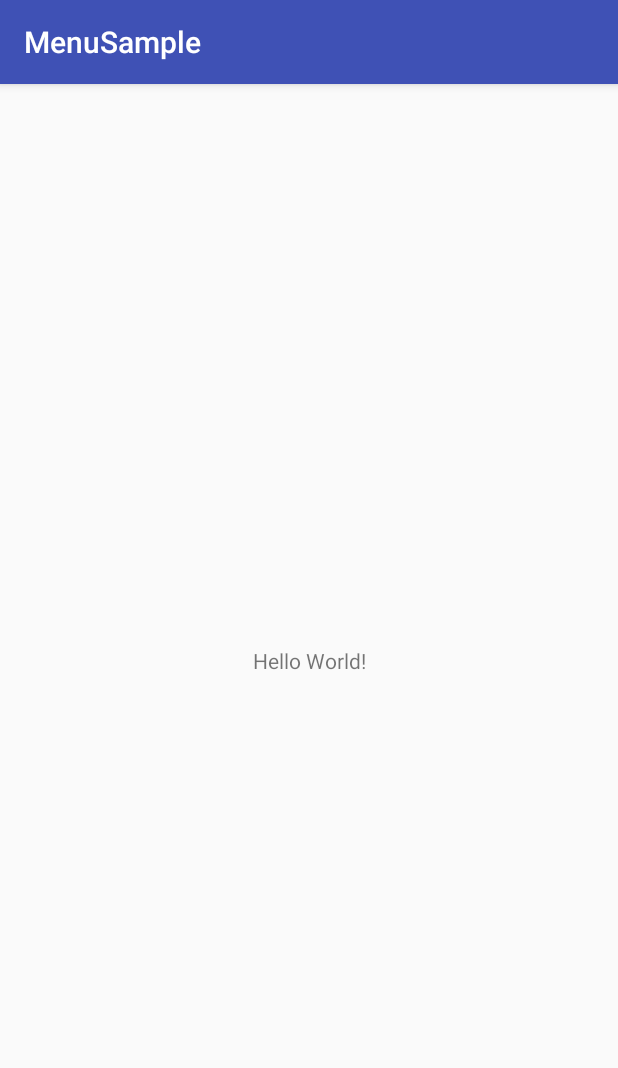
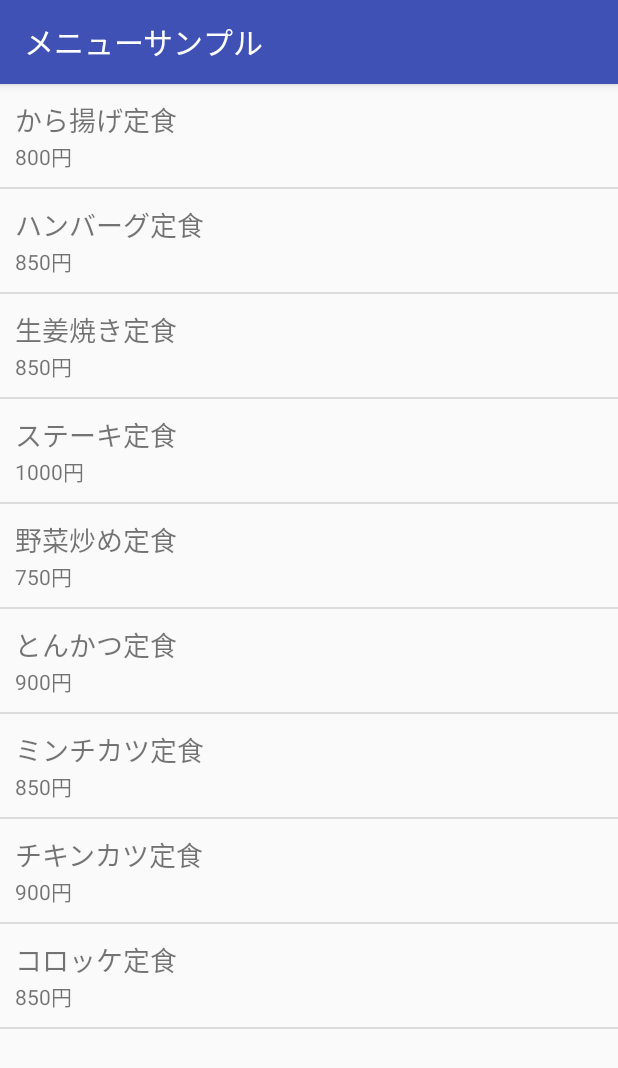
Before and after one commit to hotmix/MenuSample, an Android app: the screen it shows after launch (MenuListActivity), on a phone screen of 412 x 824 dp. Shown: the top 1068 px of the screen. Run offline under Robolectric (Android 15) with nearby library versions, the phone set to English and light mode, and no system bars.

Commit message:
add MenuList

```diff
--- a/src/main/AndroidManifest.xml
+++ b/src/main/AndroidManifest.xml
@@ -16,6 +16,7 @@
                 <category android:name="android.intent.category.LAUNCHER" />
             </intent-filter>
         </activity>
+        <activity android:name=".MenuThanksActivity"></activity>
     </application>
 
 </manifest>
--- a/src/main/java/jp/hotmix/menusample/MenuListActivity.java
+++ b/src/main/java/jp/hotmix/menusample/MenuListActivity.java
@@ -1,13 +1,118 @@
 package jp.hotmix.menusample;
 
+import android.content.Intent;
 import android.support.v7.app.AppCompatActivity;
 import android.os.Bundle;
+import android.view.View;
+import android.widget.AdapterView;
+import android.widget.ListView;
+import android.widget.SimpleAdapter;
+
+import java.util.ArrayList;
+import java.util.HashMap;
+import java.util.List;
+import java.util.Map;
 
 public class MenuListActivity extends AppCompatActivity {
+
+    private ListView _lvMenu;
+    private List<Map<String, Object>> _menuList;
+    private static final String[] FROM = {"name", "price"};
+    private static final int[] TO = {R.id.tvMenuName, R.id.tvMenuPrice};
 
     @Override
     protected void onCreate(Bundle savedInstanceState) {
         super.onCreate(savedInstanceState);
         setContentView(R.layout.activity_menu_list);
+
+        _lvMenu = findViewById(R.id.lvMenu);
+        _menuList = createTeishokuList();
+
+        SimpleAdapter adapter = new SimpleAdapter(
+                MenuListActivity.this,
+                _menuList,
+                R.layout.row,
+                FROM,
+                TO);
+        _lvMenu.setAdapter(adapter);
+        _lvMenu.setOnItemClickListener(new ListItemClickListener());
+    }
+
+    private class ListItemClickListener implements AdapterView.OnItemClickListener {
+
+        @Override
+        public void onItemClick(AdapterView<?> parent, View view, int position, long id) {
+            Map<String, Object> item = (Map<String, Object>)parent.getItemAtPosition(position);
+
+            String menuName = (String) item.get("name");
+            Integer menuPrice = (Integer) item.get("price");
+
+            Intent intent = new Intent(MenuListActivity.this, MenuThanksActivity.class);
+
+            intent.putExtra("menuName", menuName);
+            intent.putExtra("menuPrice", menuPrice + "円");
+
+            startActivity(intent);
+        }
+    }
+
+    private List<Map<String, Object>> createTeishokuList(){
+        List<Map<String, Object>> menuList = new ArrayList<>();
+
+        Map<String, Object> menu = new HashMap<>();
+        menu.put("name", "から揚げ定食");
+        menu.put("price", 800);
+        menu.put("desc", "若鶏の唐揚げにサラダ、ご飯とお味噌汁がつきます");
+        menuList.add(menu);
+
+        menu = new HashMap<>();
+        menu.put("name", "ハンバーグ定食");
+        menu.put("price", 850);
+        menu.put("desc", "ハンバーグにサラダ、ご飯とお味噌汁がつきます");
+        menuList.add(menu);
+
+        menu = new HashMap<>();
+        menu.put("name", "生姜焼き定食");
+        menu.put("price", 850);
+        menu.put("desc", "生姜焼きにサラダ、ご飯とお味噌汁がつきます");
+        menuList.add(menu);
+
+        menu = new HashMap<>();
+        menu.put("name", "ステーキ定食");
+        menu.put("price", 1000);
+        menu.put("desc", "ステーキにサラダ、ご飯とお味噌汁がつきます");
+        menuList.add(menu);
+
+        menu = new HashMap<>();
+        menu.put("name", "野菜炒め定食");
+        menu.put("price", 750);
+        menu.put("desc", "野菜炒めにサラダ、ご飯とお味噌汁がつきます");
+        menuList.add(menu);
+
+        menu = new HashMap<>();
+        menu.put("name", "とんかつ定食");
+        menu.put("price", 900);
+        menu.put("desc", "とんかつにサラダ、ご飯とお味噌汁がつきます");
+        menuList.add(menu);
+
+        menu = new HashMap<>();
+        menu.put("name", "ミンチカツ定食");
+        menu.put("price", 850);
+        menu.put("desc", "ミンチカツにサラダ、ご飯とお味噌汁がつきます");
+        menuList.add(menu);
+
+        menu = new HashMap<>();
+        menu.put("name", "チキンカツ定食");
+        menu.put("price", 900);
+        menu.put("desc", "チキンカツにサラダ、ご飯とお味噌汁がつきます");
+        menuList.add(menu);
+
+        menu = new HashMap<>();
+        menu.put("name", "コロッケ定食");
+        menu.put("price", 850);
+        menu.put("desc", "コロッケにサラダ、ご飯とお味噌汁がつきます");
+        menuList.add(menu);
+
+        return menuList;
     }
 }
--- a/src/main/res/layout/activity_menu_list.xml
+++ b/src/main/res/layout/activity_menu_list.xml
@@ -1,18 +1,6 @@
 <?xml version="1.0" encoding="utf-8"?>
-<android.support.constraint.ConstraintLayout xmlns:android="http://schemas.android.com/apk/res/android"
-    xmlns:app="http://schemas.android.com/apk/res-auto"
-    xmlns:tools="http://schemas.android.com/tools"
+<ListView
+    xmlns:android="http://schemas.android.com/apk/res/android"
+    android:id="@+id/lvMenu"
     android:layout_width="match_parent"
-    android:layout_height="match_parent"
-    tools:context=".MenuListActivity">
-
-    <TextView
-        android:layout_width="wrap_content"
-        android:layout_height="wrap_content"
-        android:text="Hello World!"
-        app:layout_constraintBottom_toBottomOf="parent"
-        app:layout_constraintLeft_toLeftOf="parent"
-        app:layout_constraintRight_toRightOf="parent"
-        app:layout_constraintTop_toTopOf="parent" />
-
-</android.support.constraint.ConstraintLayout>
+    android:layout_height="match_parent" />
--- /dev/null
+++ b/src/main/res/layout/row.xml
@@ -0,0 +1,35 @@
+<?xml version="1.0" encoding="utf-8"?>
+<LinearLayout xmlns:android="http://schemas.android.com/apk/res/android"
+    android:orientation="vertical" android:layout_width="match_parent"
+    android:layout_height="match_parent">
+
+    <TextView
+        android:layout_width="match_parent"
+        android:layout_height="wrap_content"
+        android:id="@+id/tvMenuName"
+        android:layout_marginLeft="10dp"
+        android:layout_marginTop="10dp"
+        android:textSize="18sp" />
+
+    <LinearLayout
+        android:layout_width="match_parent"
+        android:layout_height="match_parent"
+        android:layout_marginBottom="10dp"
+        android:layout_marginLeft="10dp"
+        android:orientation="horizontal">
+
+        <TextView
+            android:layout_width="wrap_content"
+            android:layout_height="wrap_content"
+            android:textSize="14sp"
+            android:id="@+id/tvMenuPrice"/>
+
+        <TextView
+            android:layout_width="wrap_content"
+            android:layout_height="wrap_content"
+            android:text="@string/tv_menu_unit"
+            android:textSize="14sp"/>
+
+    </LinearLayout>
+
+</LinearLayout>
```
Also changed, not shown: src/main/java/jp/hotmix/menusample/MenuThanksActivity.java (added, +31 -0 lines), src/main/res/layout/activity_menu_thanks.xml (added, +48 -0 lines), src/main/res/values/strings.xml (+10 -1 lines).
